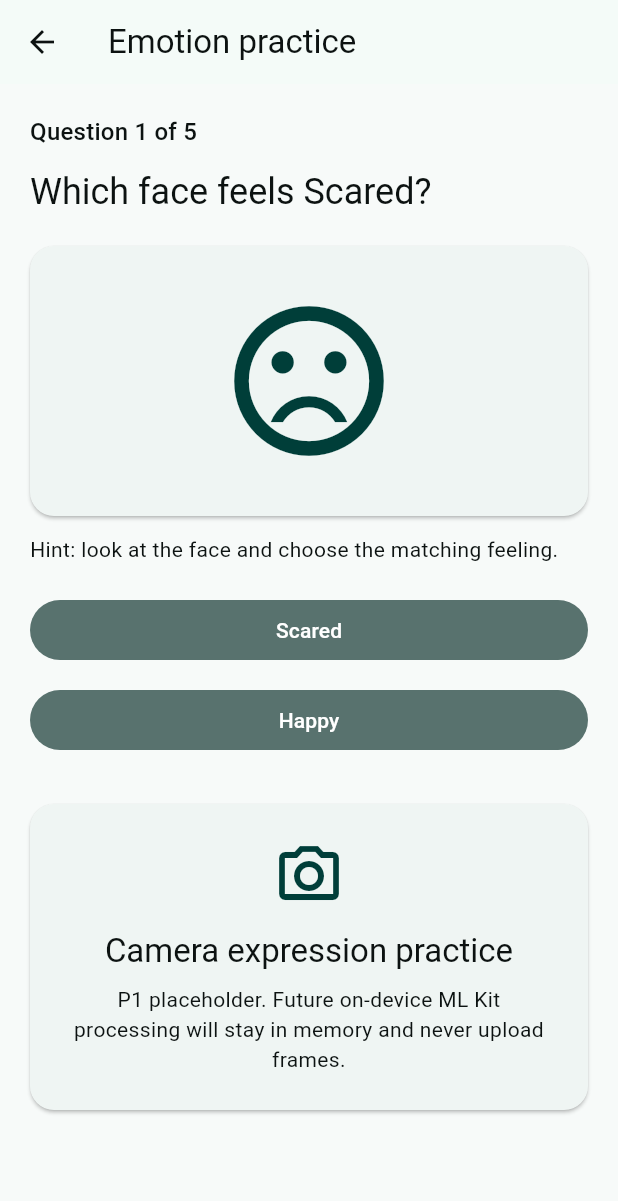
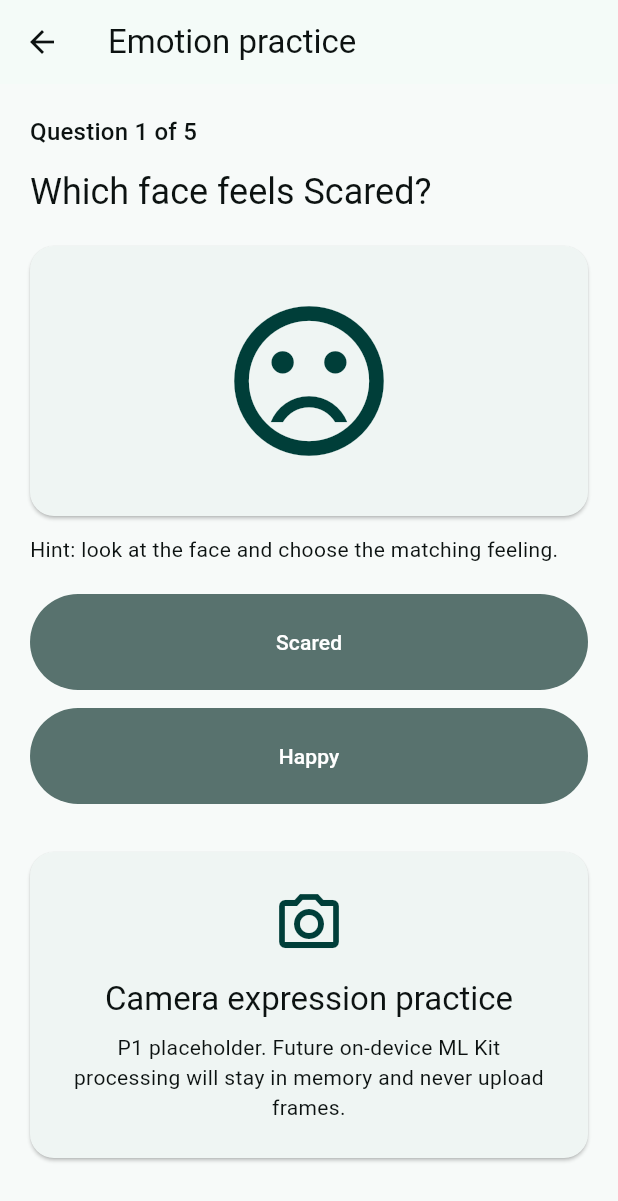
Before and after one commit to hamzahabib2024/autimate, a Flutter app: the EmotionScreen screen opened directly, on a phone screen of 412 x 824 dp. Shown: the top 1201 px of the screen. Run offline on Flutter 3.47's test engine with Material 3 defaults, Android fonts, the phone set to English and light mode, and no system bars; our stand-ins replace flutter_riverpod, flutter_tts, shared_preferences; accounts and stored records are empty; Roboto replaces fonts that are missing (sans).

Commit message:
Localize child and caregiver screens with RTL support

```diff
--- a/mobile/lib/features/emotion_recognition/presentation/emotion_screen.dart
+++ b/mobile/lib/features/emotion_recognition/presentation/emotion_screen.dart
@@ -1,6 +1,7 @@
 import 'package:flutter/material.dart';
 
 import '../../../core/services/app_services.dart';
+import '../../../l10n/generated/app_localizations.dart';
 import '../../../shared/widgets/app_widgets.dart';
 import '../domain/emotion_activity_engine.dart';
 
@@ -28,33 +29,40 @@ class _EmotionScreenState extends State<EmotionScreen> {
 
   @override
   Widget build(BuildContext context) {
+    final l10n = AppLocalizations.of(context);
     final question = _question;
     final result = _result;
     return Scaffold(
-      appBar: AppBar(title: const Text('Emotion practice')),
+      appBar: AppBar(title: Text(l10n.emotionPracticeTitle)),
       body: ListView(
         padding: const EdgeInsets.all(20),
         children: [
           if (result != null) ...[
             StatePanel(
-              title: 'Session complete',
-              message:
-                  '${result.score} of ${result.total} correct • ${result.starsAwarded} stars earned',
+              title: l10n.sessionComplete,
+              message: l10n.sessionSummary(
+                result.score,
+                result.total,
+                result.starsAwarded,
+              ),
               icon: Icons.stars_outlined,
             ),
             const SizedBox(height: 16),
-            FilledButton(
+            ConstrainedBox(
+              constraints: const BoxConstraints(minHeight: 64),
+              child: FilledButton(
                 onPressed: _restart,
-              child: const Text('Practise again'),
+                child: Text(l10n.practiseAgain),
+              ),
             ),
           ] else if (question != null) ...[
             Text(
-              'Question ${question.index} of ${question.total}',
+              l10n.questionProgress(question.index, question.total),
               style: Theme.of(context).textTheme.titleMedium,
             ),
             const SizedBox(height: 12),
             Text(
-              'Which face feels ${_label(question.answer)}?',
+              l10n.whichFaceFeels(_label(l10n, question.answer)),
               style: Theme.of(context).textTheme.headlineSmall,
             ),
             const SizedBox(height: 20),
@@ -71,38 +79,42 @@ class _EmotionScreenState extends State<EmotionScreen> {
               ),
             ),
             if (question.hintVisible)
-              const Padding(
-                padding: EdgeInsets.only(top: 12),
-                child: Text(
-                  'Hint: look at the face and choose the matching feeling.',
-                ),
+              Padding(
+                padding: const EdgeInsets.only(top: 12),
+                child: Text(l10n.beginnerHint),
               ),
             const SizedBox(height: 20),
             ...question.choices.map(
               (emotion) => Padding(
                 padding: const EdgeInsets.only(bottom: 12),
+                child: ConstrainedBox(
+                  constraints: const BoxConstraints(minHeight: 64),
                   child: FilledButton.tonal(
-                  onPressed: _outcome == null ? () => _answer(emotion) : null,
-                  child: Text(_label(emotion)),
+                    onPressed:
+                        _outcome == null ? () => _answer(emotion) : null,
+                    child: Text(_label(l10n, emotion)),
+                  ),
                 ),
               ),
             ),
             if (_outcome != null)
               Padding(
                 padding: const EdgeInsets.only(top: 8),
+                child: Semantics(
+                  liveRegion: true,
                   child: Text(
                     _outcome!.correct
-                      ? 'That is right.'
-                      : 'Let us try the next one.',
+                        ? l10n.answerCorrect
+                        : l10n.answerIncorrect,
                     textAlign: TextAlign.center,
+                  ),
                 ),
               ),
           ],
           const SizedBox(height: 20),
-          const StatePanel(
-            title: 'Camera expression practice',
-            message:
-                'P1 placeholder. Future on-device ML Kit processing will stay in memory and never upload frames.',
+          StatePanel(
+            title: l10n.cameraPracticeTitle,
+            message: l10n.cameraPracticeMessage,
             icon: Icons.camera_alt_outlined,
           ),
         ],
@@ -135,13 +147,14 @@ class _EmotionScreenState extends State<EmotionScreen> {
     });
   }
 
-  String _label(EmotionLabel emotion) => switch (emotion) {
-    EmotionLabel.happy => 'Happy',
-    EmotionLabel.sad => 'Sad',
-    EmotionLabel.angry => 'Angry',
-    EmotionLabel.surprised => 'Surprised',
-    EmotionLabel.scared => 'Scared',
-    EmotionLabel.neutral => 'Neutral',
+  String _label(AppLocalizations l10n, EmotionLabel emotion) =>
+      switch (emotion) {
+        EmotionLabel.happy => l10n.emotionHappy,
+        EmotionLabel.sad => l10n.emotionSad,
+        EmotionLabel.angry => l10n.emotionAngry,
+        EmotionLabel.surprised => l10n.emotionSurprised,
+        EmotionLabel.scared => l10n.emotionScared,
+        EmotionLabel.neutral => l10n.emotionNeutral,
       };
 
   IconData _iconFor(EmotionLabel emotion) => switch (emotion) {
```
Also changed, not shown: mobile/lib/features/authentication/presentation/auth_screen.dart (+15 -10 lines), mobile/lib/features/communication/presentation/aac_screen.dart (+35 -24 lines), mobile/lib/features/home/presentation/app_shell.dart (+65 -41 lines), mobile/lib/features/home/presentation/feature_screen.dart (+6 -5 lines), mobile/lib/features/settings/presentation/settings_screen.dart (+29 -25 lines). Lines whose indentation alone changed are shown as unchanged.
